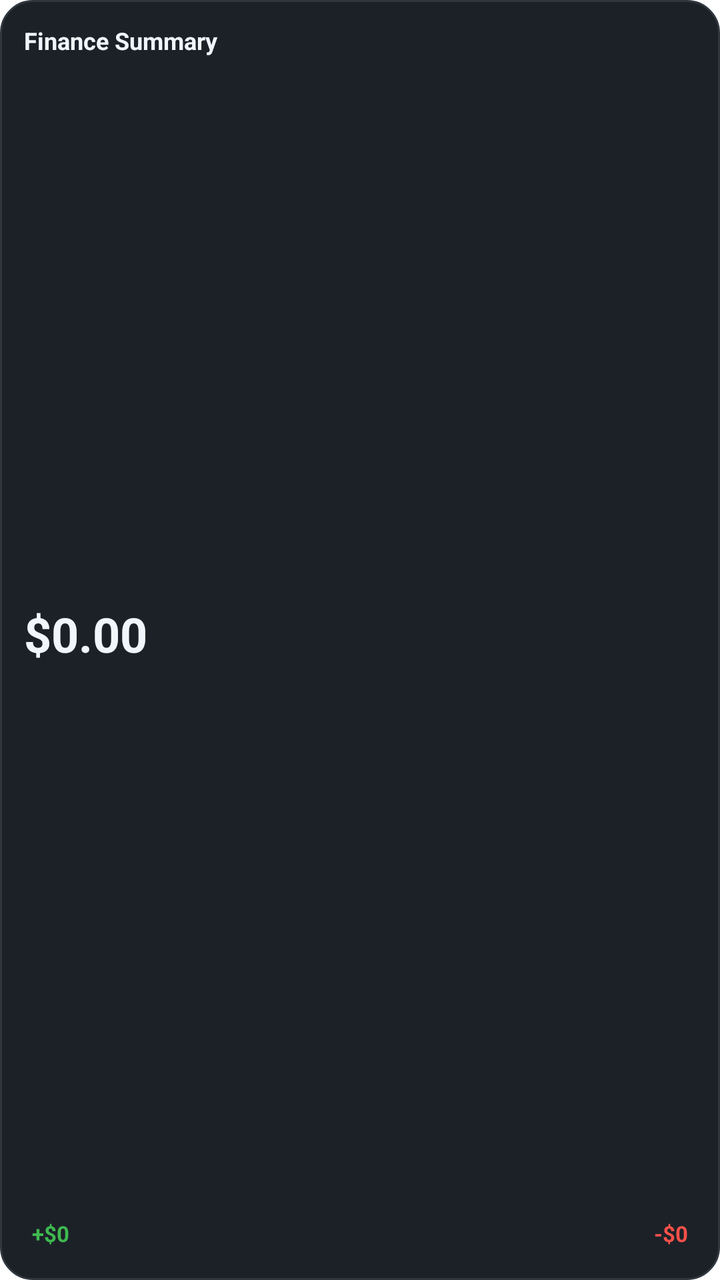
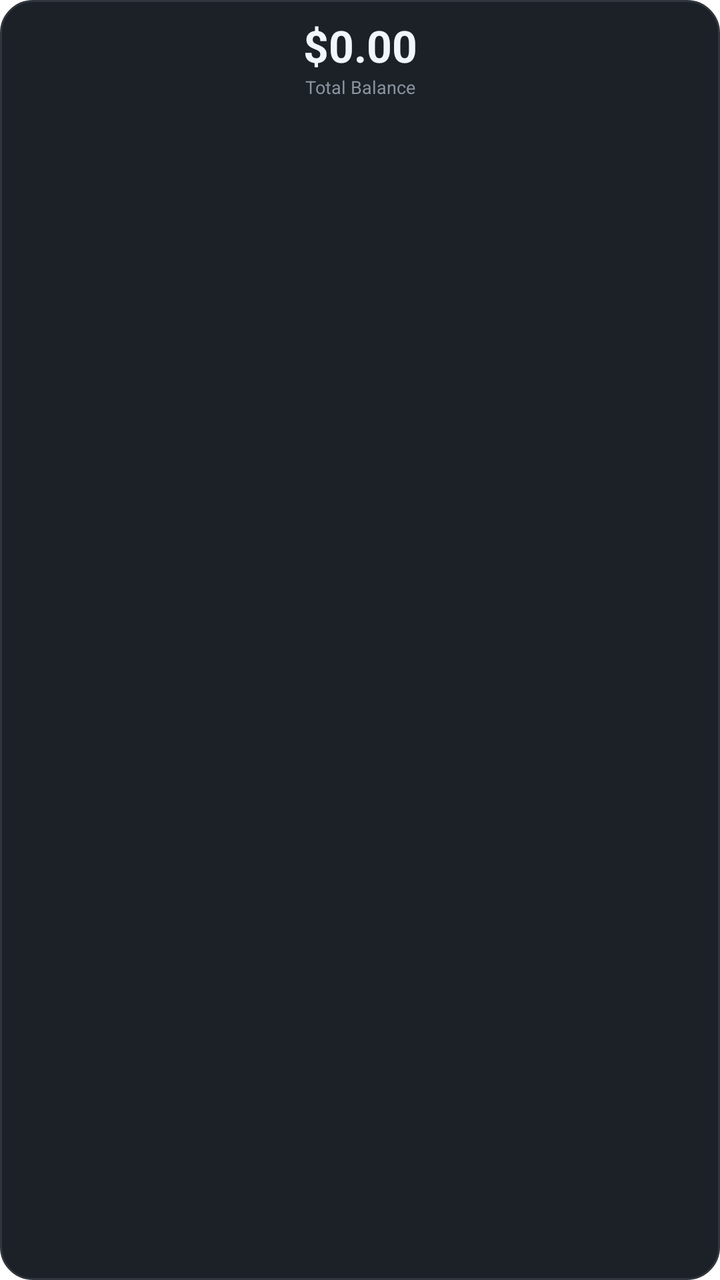

The first picture is an Android layout as it rendered before a commit; the second is the same layout after the commit. The layout source and the unified diff follow.
<!-- AndroidManifest.xml: fallback theme Theme.MaterialComponents.DayNight.NoActionBar -->
<!-- res/layout/widget_summary.xml -->
<?xml version="1.0" encoding="utf-8"?>
<LinearLayout xmlns:android="http://schemas.android.com/apk/res/android"
    android:layout_width="match_parent"
    android:layout_height="match_parent"
    android:orientation="vertical"
    android:padding="12dp"
    android:background="@drawable/widget_background">

    <TextView
        android:layout_width="wrap_content"
        android:layout_height="wrap_content"
        android:text="Finance Summary"
        android:textColor="#F0F6FC"
        android:textSize="12sp"
        android:textStyle="bold" />

    <TextView
        android:id="@+id/total_balance"
        android:layout_width="match_parent"
        android:layout_height="0dp"
        android:layout_weight="1"
        android:gravity="center_vertical"
        android:text="$0.00"
        android:textColor="#F0F6FC"
        android:textSize="24sp"
        android:textStyle="bold" />

    <LinearLayout
        android:layout_width="match_parent"
        android:layout_height="wrap_content"
        android:orientation="horizontal">

        <TextView
            android:id="@+id/income_tag"
            android:layout_width="0dp"
            android:layout_height="wrap_content"
            android:layout_weight="1"
            android:padding="4dp"
            android:text="+$0"
            android:textColor="#3FB950"
            android:textSize="11sp"
            android:textStyle="bold" />

        <TextView
            android:id="@+id/expense_tag"
            android:layout_width="0dp"
            android:layout_height="wrap_content"
            android:layout_weight="1"
            android:padding="4dp"
            android:text="-$0"
            android:textColor="#F85149"
            android:textSize="11sp"
            android:textStyle="bold"
            android:gravity="end" />
    </LinearLayout>

</LinearLayout>
<!-- resources referenced by this layout -->
<resources>
  <!-- drawable widget_background (drawable) -->
  <?xml version="1.0" encoding="utf-8"?>
  <shape xmlns:android="http://schemas.android.com/apk/res/android"
      android:shape="rectangle">
      <solid android:color="#1C2128" />
      <corners android:radius="16dp" />
      <stroke android:width="1dp" android:color="#30363D" />
  </shape>
</resources>

<!-- the commit's change to res/layout/widget_summary.xml (unified diff, before → after) -->
@@ -3,55 +3,76 @@
     android:layout_width="match_parent"
     android:layout_height="match_parent"
     android:orientation="vertical"
-    android:padding="12dp"
+    android:padding="8dp"
     android:background="@drawable/widget_background">
-
-    <TextView
-        android:layout_width="wrap_content"
-        android:layout_height="wrap_content"
-        android:text="Finance Summary"
-        android:textColor="#F0F6FC"
-        android:textSize="12sp"
-        android:textStyle="bold" />
 
     <TextView
         android:id="@+id/total_balance"
         android:layout_width="match_parent"
+        android:layout_height="wrap_content"
+        android:gravity="center"
+        android:text="$0.00"
+        android:textColor="#F0F6FC"
+        android:textSize="22sp"
+        android:textStyle="bold" />
+
+    <TextView
+        android:id="@+id/total_label"
+        android:layout_width="match_parent"
+        android:layout_height="wrap_content"
+        android:gravity="center"
+        android:text="Total Balance"
+        android:textColor="#8B949E"
+        android:textSize="9sp"
+        android:layout_marginBottom="6dp" />
+
+    
+    <LinearLayout
+        android:id="@+id/acc_row_1"
+        android:layout_width="match_parent"
+        android:layout_height="wrap_content"
+        android:orientation="horizontal"
+        android:gravity="center_vertical"
+        android:visibility="gone"
+        android:layout_marginBottom="2dp">
+        <TextView android:id="@+id/acc_name_1" android:layout_width="0dp" android:layout_height="wrap_content" android:layout_weight="1" android:textColor="#8B949E" android:textSize="10sp" android:maxLines="1" android:ellipsize="end" />
+        <TextView android:id="@+id/acc_bal_1" android:layout_width="wrap_content" android:layout_height="wrap_content" android:textColor="#F0F6FC" android:textSize="10sp" android:textStyle="bold" />
+    </LinearLayout>
+
+    <LinearLayout
+        android:id="@+id/acc_row_2"
+        android:layout_width="match_parent"
+        android:layout_height="wrap_content"
+        android:orientation="horizontal"
+        android:gravity="center_vertical"
+        android:visibility="gone"
+        android:layout_marginBottom="2dp">
+        <TextView android:id="@+id/acc_name_2" android:layout_width="0dp" android:layout_height="wrap_content" android:layout_weight="1" android:textColor="#8B949E" android:textSize="10sp" android:maxLines="1" android:ellipsize="end" />
+        <TextView android:id="@+id/acc_bal_2" android:layout_width="wrap_content" android:layout_height="wrap_content" android:textColor="#F0F6FC" android:textSize="10sp" android:textStyle="bold" />
+    </LinearLayout>
+
+    <LinearLayout
+        android:id="@+id/acc_row_3"
+        android:layout_width="match_parent"
+        android:layout_height="wrap_content"
+        android:orientation="horizontal"
+        android:gravity="center_vertical"
+        android:visibility="gone"
+        android:layout_marginBottom="2dp">
+        <TextView android:id="@+id/acc_name_3" android:layout_width="0dp" android:layout_height="wrap_content" android:layout_weight="1" android:textColor="#8B949E" android:textSize="10sp" android:maxLines="1" android:ellipsize="end" />
+        <TextView android:id="@+id/acc_bal_3" android:layout_width="wrap_content" android:layout_height="wrap_content" android:textColor="#F0F6FC" android:textSize="10sp" android:textStyle="bold" />
+    </LinearLayout>
+
+    <LinearLayout
+        android:id="@+id/acc_row_4"
+        android:layout_width="match_parent"
         android:layout_height="0dp"
         android:layout_weight="1"
+        android:orientation="horizontal"
         android:gravity="center_vertical"
-        android:text="$0.00"
-        android:textColor="#F0F6FC"
-        android:textSize="24sp"
-        android:textStyle="bold" />
-
-    <LinearLayout
-        android:layout_width="match_parent"
-        android:layout_height="wrap_content"
-        android:orientation="horizontal">
-
-        <TextView
-            android:id="@+id/income_tag"
-            android:layout_width="0dp"
-            android:layout_height="wrap_content"
-            android:layout_weight="1"
-            android:padding="4dp"
-            android:text="+$0"
-            android:textColor="#3FB950"
-            android:textSize="11sp"
-            android:textStyle="bold" />
-
-        <TextView
-            android:id="@+id/expense_tag"
-            android:layout_width="0dp"
-            android:layout_height="wrap_content"
-            android:layout_weight="1"
-            android:padding="4dp"
-            android:text="-$0"
-            android:textColor="#F85149"
-            android:textSize="11sp"
-            android:textStyle="bold"
-            android:gravity="end" />
+        android:visibility="gone">
+        <TextView android:id="@+id/acc_name_4" android:layout_width="0dp" android:layout_height="wrap_content" android:layout_weight="1" android:textColor="#8B949E" android:textSize="10sp" android:maxLines="1" android:ellipsize="end" />
+        <TextView android:id="@+id/acc_bal_4" android:layout_width="wrap_content" android:layout_height="wrap_content" android:textColor="#F0F6FC" android:textSize="10sp" android:textStyle="bold" />
     </LinearLayout>
 
 </LinearLayout>
